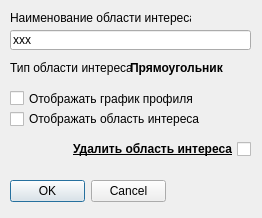
Above: frontend/zgraphparamdlg.ui from Lodinn/Gelion before the change. Below: the same form after it.
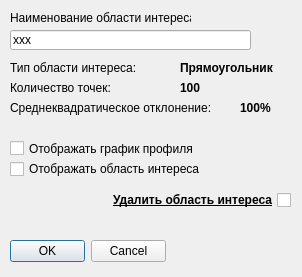
That is the form after the change.

Patch:
```diff
--- a/frontend/zgraphparamdlg.ui
+++ b/frontend/zgraphparamdlg.ui
@@ -6,8 +6,8 @@
    <rect>
     <x>0</x>
     <y>0</y>
-    <width>262</width>
-    <height>218</height>
+    <width>302</width>
+    <height>277</height>
    </rect>
   </property>
   <property name="sizePolicy">
@@ -24,8 +24,8 @@
   </property>
   <property name="maximumSize">
    <size>
-    <width>262</width>
-    <height>218</height>
+    <width>320</width>
+    <height>280</height>
    </size>
   </property>
   <property name="windowTitle">
@@ -48,7 +48,7 @@
    <property name="geometry">
     <rect>
      <x>10</x>
-     <y>180</y>
+     <y>240</y>
      <width>156</width>
      <height>23</height>
     </rect>
@@ -61,7 +61,7 @@
    <property name="geometry">
     <rect>
      <x>10</x>
-     <y>90</y>
+     <y>140</y>
      <width>211</width>
      <height>17</height>
     </rect>
@@ -87,8 +87,8 @@
    <property name="geometry">
     <rect>
      <x>10</x>
-     <y>110</y>
-     <width>201</width>
+     <y>160</y>
+     <width>221</width>
      <height>18</height>
     </rect>
    </property>
@@ -99,10 +99,10 @@
   <widget class="QCheckBox" name="checkBoxZGraphDelete">
    <property name="geometry">
     <rect>
-     <x>60</x>
-     <y>140</y>
-     <width>191</width>
-     <height>18</height>
+     <x>80</x>
+     <y>190</y>
+     <width>211</width>
+     <height>20</height>
     </rect>
    </property>
    <property name="font">
@@ -124,7 +124,7 @@
     <rect>
      <x>10</x>
      <y>60</y>
-     <width>121</width>
+     <width>141</width>
      <height>16</height>
     </rect>
    </property>
@@ -135,7 +135,7 @@
   <widget class="QLabel" name="labelTypeTitle">
    <property name="geometry">
     <rect>
-     <x>130</x>
+     <x>180</x>
      <y>60</y>
      <width>121</width>
      <height>16</height>
@@ -151,6 +151,70 @@
     <string>Прямоугольник</string>
    </property>
   </widget>
+  <widget class="QLabel" name="labelPointCount">
+   <property name="geometry">
+    <rect>
+     <x>10</x>
+     <y>80</y>
+     <width>121</width>
+     <height>16</height>
+    </rect>
+   </property>
+   <property name="text">
+    <string>Количество точек:</string>
+   </property>
+  </widget>
+  <widget class="QLabel" name="labelCL">
+   <property name="geometry">
+    <rect>
+     <x>10</x>
+     <y>100</y>
+     <width>221</width>
+     <height>16</height>
+    </rect>
+   </property>
+   <property name="text">
+    <string>Среднеквадратическое отклонение:</string>
+   </property>
+  </widget>
+  <widget class="QLabel" name="labelPointCountText">
+   <property name="geometry">
+    <rect>
+     <x>180</x>
+     <y>80</y>
+     <width>56</width>
+     <height>16</height>
+    </rect>
+   </property>
+   <property name="font">
+    <font>
+     <weight>75</weight>
+     <bold>true</bold>
+    </font>
+   </property>
+   <property name="text">
+    <string>100</string>
+   </property>
+  </widget>
+  <widget class="QLabel" name="labelCLText">
+   <property name="geometry">
+    <rect>
+     <x>240</x>
+     <y>100</y>
+     <width>56</width>
+     <height>16</height>
+    </rect>
+   </property>
+   <property name="font">
+    <font>
+     <weight>75</weight>
+     <bold>true</bold>
+    </font>
+   </property>
+   <property name="text">
+    <string>100%</string>
+   </property>
+  </widget>
  </widget>
  <resources/>
  <connections/>
```
